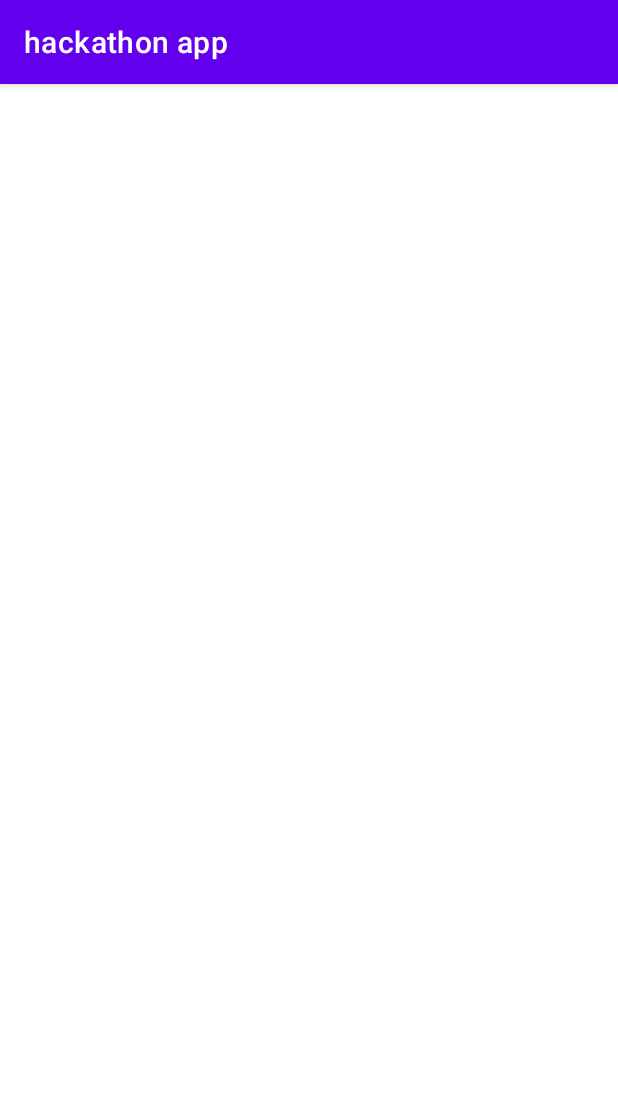
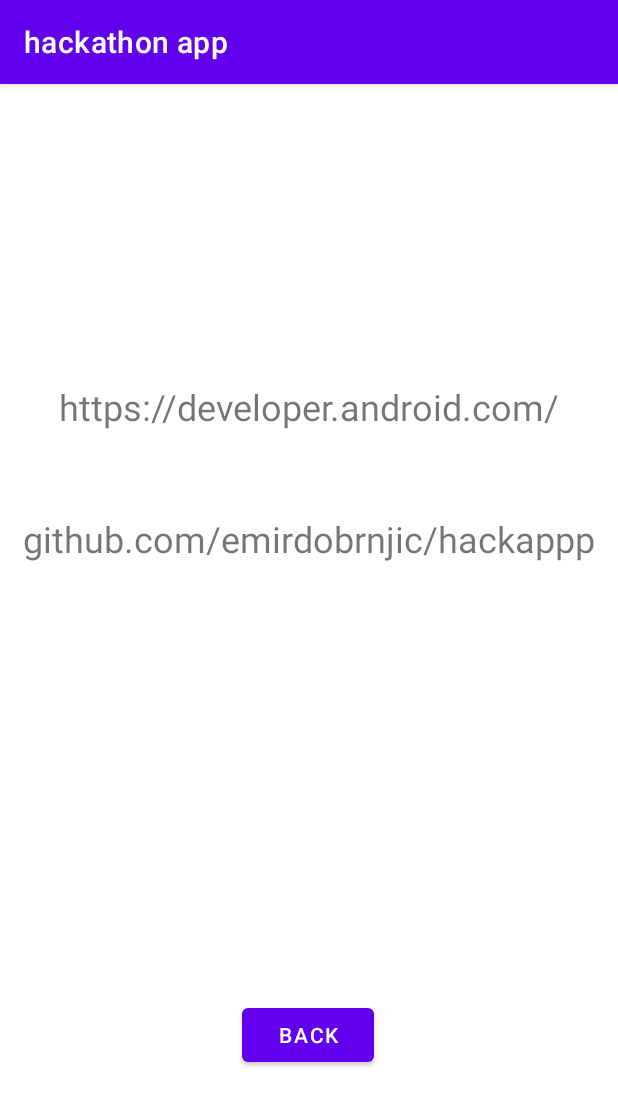
Before and after one commit to emirdobrnjic/Hackaton-app, an Android app: the EduActivity screen opened directly, with no data from a screen before it, on a phone screen of 412 x 824 dp. Shown: the top 1106 px of the screen. Run offline under Robolectric (Android 15) with nearby library versions, the phone set to English and light mode, and no system bars.

Commit message:
prva slika add - aktiviti za provjeru atologina i ostalog dodan skener za provjeru qr koda login implementacija signup
PRAVI INTENT dodan ( main aktiviti sto aplikacija zapravo i radi)
POKUSAJ BROJACA

```diff
--- a/app/src/main/java/com/example/hackathonapp/EduActivity.kt
+++ b/app/src/main/java/com/example/hackathonapp/EduActivity.kt
@@ -1,11 +1,20 @@
 package com.example.hackathonapp
 
+import android.content.Intent
 import androidx.appcompat.app.AppCompatActivity
 import android.os.Bundle
+import android.widget.Button
 
 class EduActivity : AppCompatActivity() {
     override fun onCreate(savedInstanceState: Bundle?) {
         super.onCreate(savedInstanceState)
         setContentView(R.layout.activity_edu)
+
+        val button = findViewById<Button>(R.id.button11)
+        button.setOnClickListener{
+            val intent = Intent(this, PraviAktiviti::class.java)
+            startActivity(intent)
+            finish()
+        }
     }
 }
--- a/app/src/main/res/layout/activity_edu.xml
+++ b/app/src/main/res/layout/activity_edu.xml
@@ -6,4 +6,41 @@
     android:layout_height="match_parent"
     tools:context=".EduActivity">
 
+
+    <Button
+        android:id="@+id/button11"
+        android:layout_width="wrap_content"
+        android:layout_height="wrap_content"
+        android:text="BACK"
+        app:layout_constraintBottom_toBottomOf="parent"
+        app:layout_constraintEnd_toEndOf="parent"
+        app:layout_constraintHorizontal_bias="0.498"
+        app:layout_constraintStart_toStartOf="parent"
+        app:layout_constraintTop_toTopOf="parent"
+        app:layout_constraintVertical_bias="0.847" />
+
+    <TextView
+        android:id="@+id/textView13"
+        android:layout_width="wrap_content"
+        android:layout_height="wrap_content"
+        android:text="https://developer.android.com/"
+        android:textSize="24sp"
+        app:layout_constraintBottom_toBottomOf="parent"
+        app:layout_constraintEnd_toEndOf="parent"
+        app:layout_constraintStart_toStartOf="parent"
+        app:layout_constraintTop_toTopOf="parent"
+        app:layout_constraintVertical_bias="0.27" />
+
+    <TextView
+        android:id="@+id/textView14"
+        android:layout_width="wrap_content"
+        android:layout_height="wrap_content"
+        android:text="github.com/emirdobrnjic/hackappp"
+        android:textSize="24sp"
+        app:layout_constraintBottom_toBottomOf="parent"
+        app:layout_constraintEnd_toEndOf="parent"
+        app:layout_constraintStart_toStartOf="parent"
+        app:layout_constraintTop_toTopOf="parent"
+        app:layout_constraintVertical_bias="0.39" />
+
 </androidx.constraintlayout.widget.ConstraintLayout>
--- a/app/src/main/res/layout/activity_main.xml
+++ b/app/src/main/res/layout/activity_main.xml
@@ -55,7 +55,8 @@
         android:id="@+id/text_to_signup"
         android:layout_width="wrap_content"
         android:layout_height="wrap_content"
-        android:text="TextView"
+        android:text="REGISTRACIJA"
+        android:textColor="@color/black"
         app:layout_constraintBottom_toBottomOf="parent"
         app:layout_constraintEnd_toEndOf="parent"
         app:layout_constraintHorizontal_bias="0.498"
```
Also changed, not shown: app/src/main/java/com/example/hackathonapp/SatiActivity.kt (+9 -0 lines), app/src/main/res/layout/activity_sati.xml (+26 -0 lines).
